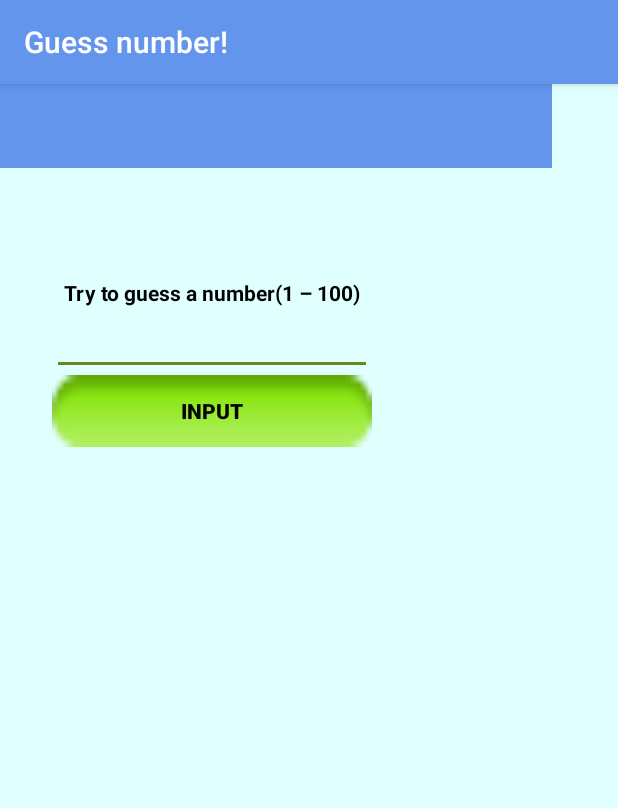
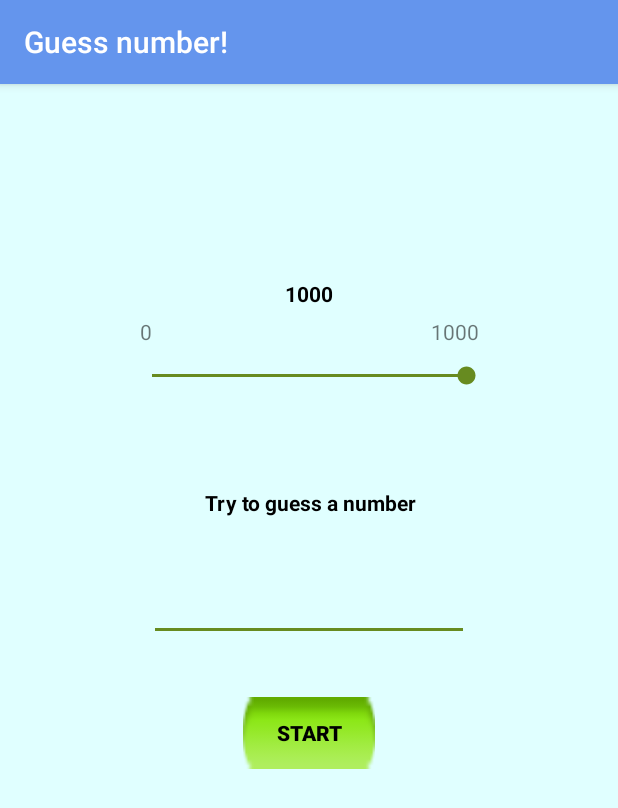
Before and after one commit to AnnGabr/Mobile, an Android app: the screen it shows after launch (MainActivity), on a phone screen of 412 x 824 dp. Shown: the top 808 px of the screen. Run offline under Robolectric (Android 15) with nearby library versions, the phone set to English and light mode, and no system bars.

Commit message:
SeekBar added to change the range of random

```diff
--- a/lab_2_guess_number/src/main/java/anngabr/androidlabs/MainActivity.java
+++ b/lab_2_guess_number/src/main/java/anngabr/androidlabs/MainActivity.java
@@ -2,30 +2,65 @@ package anngabr.androidlabs;
 
 import android.support.v7.app.AppCompatActivity;
 import android.os.Bundle;
-import android.view.Menu;
 import android.view.View;
 import android.widget.*;
 
 public class MainActivity extends AppCompatActivity {
 
     TextView tvInfo;
+    TextView tvSeekBarProgress;
     Button bControl;
     EditText etInput;
+    SeekBar sBar;
 
     int number;
     boolean right;
+    int max_val;
 
     @Override
     protected void onCreate(Bundle savedInstanceState) {
         super.onCreate(savedInstanceState);
         setContentView(R.layout.activity_main);
 
+        setControls();
+        setListeners();
+        setValues();
+    }
+
+    public void setControls(){
         tvInfo = (TextView)findViewById(R.id.textView);
         etInput = (EditText)findViewById(R.id.editText);
         bControl = (Button)findViewById(R.id.button);
+        sBar = (SeekBar)findViewById(R.id.seekBar);
+        tvSeekBarProgress = (TextView)(findViewById(R.id.seekBarProgress));
+    }
 
-        number = (int)(Math.random()*100);
-        right = false;
+    public void setListeners(){
+        sBar.setOnSeekBarChangeListener(new SeekBar.OnSeekBarChangeListener() {
+            @Override
+            public void onProgressChanged(SeekBar seekBar, int progress, boolean fromUser) {
+
+                if(right == true) {
+                    tvSeekBarProgress.setText(String.valueOf(progress));
+                    max_val = progress;
+                }
+            }
+
+            @Override
+            public void onStartTrackingTouch(SeekBar seekBar) {}
+
+            @Override
+            public void onStopTrackingTouch(SeekBar seekBar) {}
+        });
+    }
+
+    public void setValues(){
+        max_val = sBar.getProgress();
+        tvSeekBarProgress.setText(Integer.toString(max_val));
+        ((TextView)(findViewById(R.id.tvStartVal))).setText(R.string.start_val);
+        ((TextView)(findViewById(R.id.tvEndValue))).setText(R.string.end_val);
+        number = (int)(Math.random()*max_val);
+        right = true;
     }
 
     public void onClick(View v){
@@ -43,7 +78,7 @@ public class MainActivity extends AppCompatActivity {
                 }
             }
             else{
-                number = (int)(Math.random()*100);
+                number = (int)(Math.random()*max_val);
                 bControl.setText(R.string.input_value);
                 tvInfo.setText(R.string.try_to_guess);
                 right = false;
--- a/lab_2_guess_number/src/main/res/layout/activity_main.xml
+++ b/lab_2_guess_number/src/main/res/layout/activity_main.xml
@@ -7,25 +7,58 @@
     android:background="@color/bg_color"
     tools:context="anngabr.androidlabs.MainActivity">
 
-    <TableLayout
-        android:layout_width="343dp"
-        android:layout_height="449dp"
+    <SeekBar
+        android:id="@+id/seekBar"
+        android:layout_width="242dp"
+        android:layout_height="23dp"
         android:layout_marginBottom="8dp"
         android:layout_marginLeft="8dp"
         android:layout_marginRight="8dp"
         android:layout_marginTop="8dp"
-        android:orientation="horizontal"
+        android:max="@integer/end_val"
+        android:progress="@integer/step"
+        app:layout_constraintBottom_toTopOf="@+id/textView"
+        app:layout_constraintLeft_toLeftOf="parent"
+        app:layout_constraintRight_toRightOf="parent"
+        app:layout_constraintTop_toTopOf="parent"
+        app:layout_constraintVertical_bias="0.76"
+        tools:layout_editor_absoluteY="113dp" />
+
+    <Button
+        android:id="@+id/button"
+        android:layout_width="wrap_content"
+        android:layout_height="wrap_content"
+        android:layout_marginBottom="8dp"
+        android:layout_marginLeft="8dp"
+        android:layout_marginRight="8dp"
+        android:layout_marginTop="8dp"
+        android:background="@android:drawable/button_onoff_indicator_on"
+        android:onClick="onClick"
+        android:text="@string/play_more"
+        android:textColor="?android:attr/textColorPrimaryNoDisable"
+        android:textStyle="bold"
         app:layout_constraintBottom_toBottomOf="parent"
         app:layout_constraintLeft_toLeftOf="parent"
         app:layout_constraintRight_toRightOf="parent"
-        app:layout_constraintTop_toTopOf="parent"
-        app:layout_constraintVertical_bias="0.4"
-        android:layout_marginStart="8dp"
-        android:layout_marginEnd="8dp">
+        app:layout_constraintTop_toBottomOf="@+id/textView"
+        app:layout_constraintVertical_bias="0.26999998" />
 
-        <TableRow
-            android:layout_width="match_parent"
-            android:layout_height="match_parent">
+    <EditText
+        android:id="@+id/editText"
+        android:layout_width="wrap_content"
+        android:layout_height="wrap_content"
+        android:ems="10"
+        android:inputType="numberDecimal"
+        android:textAlignment="center"
+        tools:ignore="LabelFor"
+        android:layout_marginBottom="8dp"
+        app:layout_constraintBottom_toTopOf="@+id/button"
+        android:layout_marginTop="8dp"
+        app:layout_constraintTop_toBottomOf="@+id/textView"
+        android:layout_marginRight="8dp"
+        app:layout_constraintRight_toRightOf="parent"
+        android:layout_marginLeft="8dp"
+        app:layout_constraintLeft_toLeftOf="parent" />
 
     <TextView
         android:id="@+id/textView"
@@ -38,48 +71,46 @@
         app:layout_constraintBottom_toBottomOf="parent"
         app:layout_constraintLeft_toLeftOf="parent"
         app:layout_constraintRight_toRightOf="parent"
-                app:layout_constraintTop_toTopOf="parent" />
-        </TableRow>
+        app:layout_constraintTop_toTopOf="parent"
+        app:layout_constraintHorizontal_bias="0.502"
+        app:layout_constraintVertical_bias="0.36" />
 
-        <TableRow
-            android:layout_width="match_parent"
-            android:layout_height="match_parent">
-
-            <EditText
-                android:id="@+id/editText"
+    <TextView
+        android:id="@+id/tvStartVal"
         android:layout_width="wrap_content"
         android:layout_height="wrap_content"
-                android:ems="10"
-                android:inputType="numberDecimal"
-                android:textAlignment="center"
-                tools:ignore="LabelFor" />
-        </TableRow>
+        android:layout_marginBottom="8dp"
+        android:layout_marginLeft="8dp"
+        android:textAlignment="viewStart"
+        app:layout_constraintBottom_toTopOf="@+id/seekBar"
+        app:layout_constraintLeft_toLeftOf="@+id/seekBar" />
 
-        <TableRow
-            android:layout_width="match_parent"
-            android:layout_height="match_parent">
-
-            <Button
-                android:id="@+id/button"
+    <TextView
+        android:id="@+id/tvEndValue"
         android:layout_width="wrap_content"
         android:layout_height="wrap_content"
-                android:background="@android:drawable/button_onoff_indicator_on"
-                android:onClick="onClick"
-                android:text="@string/input_value"
-                android:textColor="?android:attr/textColorPrimaryNoDisable"
-                android:textStyle="bold" />
-        </TableRow>
+        android:layout_marginBottom="8dp"
+        android:layout_marginRight="8dp"
+        android:textAlignment="textEnd"
+        app:layout_constraintBottom_toTopOf="@+id/seekBar"
+        app:layout_constraintRight_toRightOf="@+id/seekBar" />
 
-    </TableLayout>
-
-    <android.support.v7.widget.Toolbar
-        android:id="@+id/toolbar"
-        android:layout_width="368dp"
+    <TextView
+        android:id="@+id/seekBarProgress"
+        android:layout_width="wrap_content"
         android:layout_height="wrap_content"
-        android:background="?attr/colorPrimary"
-        android:minHeight="?attr/actionBarSize"
-        android:theme="?attr/actionBarTheme"
-        tools:layout_editor_absoluteX="8dp"
-        tools:layout_editor_absoluteY="-159dp" />
+        android:layout_marginBottom="8dp"
+        android:layout_marginLeft="8dp"
+        android:layout_marginRight="8dp"
+        android:layout_marginTop="8dp"
+        android:text="TextView"
+        android:textAlignment="center"
+        android:textColor="@android:color/black"
+        android:textStyle="bold"
+        app:layout_constraintBottom_toTopOf="@+id/seekBar"
+        app:layout_constraintLeft_toLeftOf="parent"
+        app:layout_constraintRight_toRightOf="parent"
+        app:layout_constraintTop_toTopOf="parent"
+        app:layout_constraintVertical_bias="0.83" />
 
 </android.support.constraint.ConstraintLayout>
--- /dev/null
+++ b/lab_2_guess_number/src/main/res/values/integers.xml
@@ -0,0 +1,6 @@
+<?xml version="1.0" encoding="utf-8"?>
+<resources>
+    <integer name="end_val">1000</integer>
+    <integer name="step">1000</integer>
+    <integer name="start_val">1000</integer>
+</resources>
--- a/lab_2_guess_number/src/main/res/values/strings.xml
+++ b/lab_2_guess_number/src/main/res/values/strings.xml
@@ -3,9 +3,11 @@
     <string name="behind">Behind</string>
     <string name="ahead">Ahead</string>
     <string name="hit">Win!</string>
-    <string name="play_more">Restart</string>
+    <string name="play_more">Start</string>
     <string name="empty_string"></string>
     <string name="error">Wrong input!</string>
-    <string name="try_to_guess">Try to guess a number(1 &#8211; 100)</string>
+    <string name="try_to_guess">Try to guess a number</string>
     <string name="input_value">Input</string>
+    <string name="end_val">1000</string>
+    <string name="start_val">0</string>
 </resources>
```
Also changed, not shown: 2 other files. Lines whose indentation alone changed are shown as unchanged.
